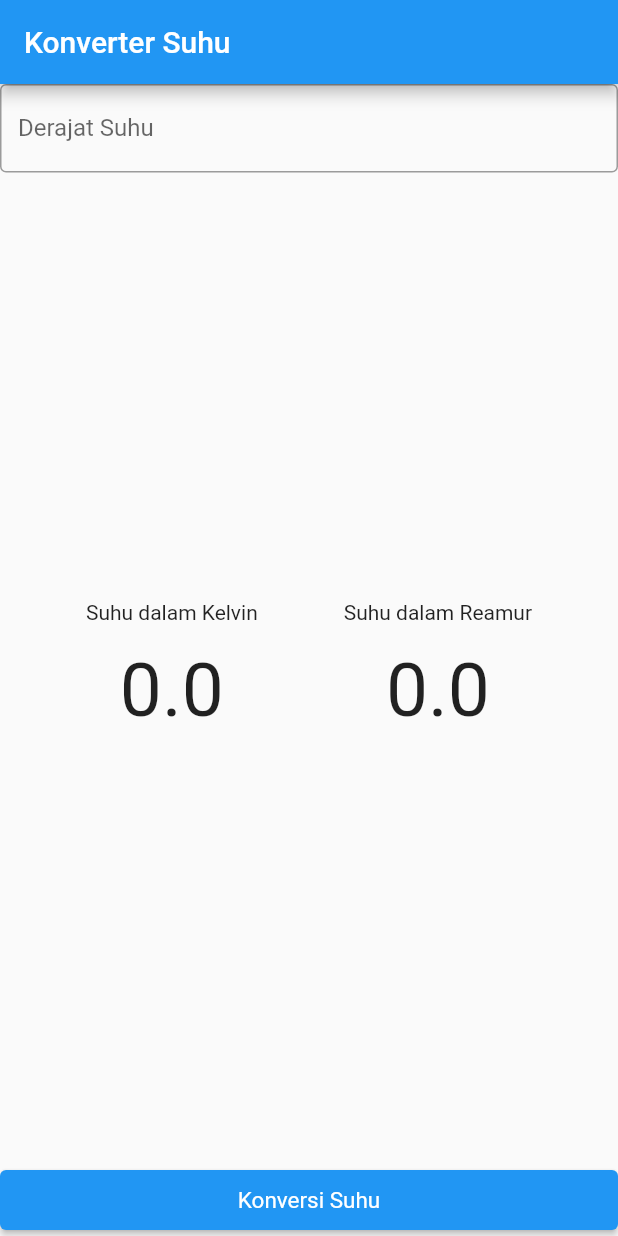
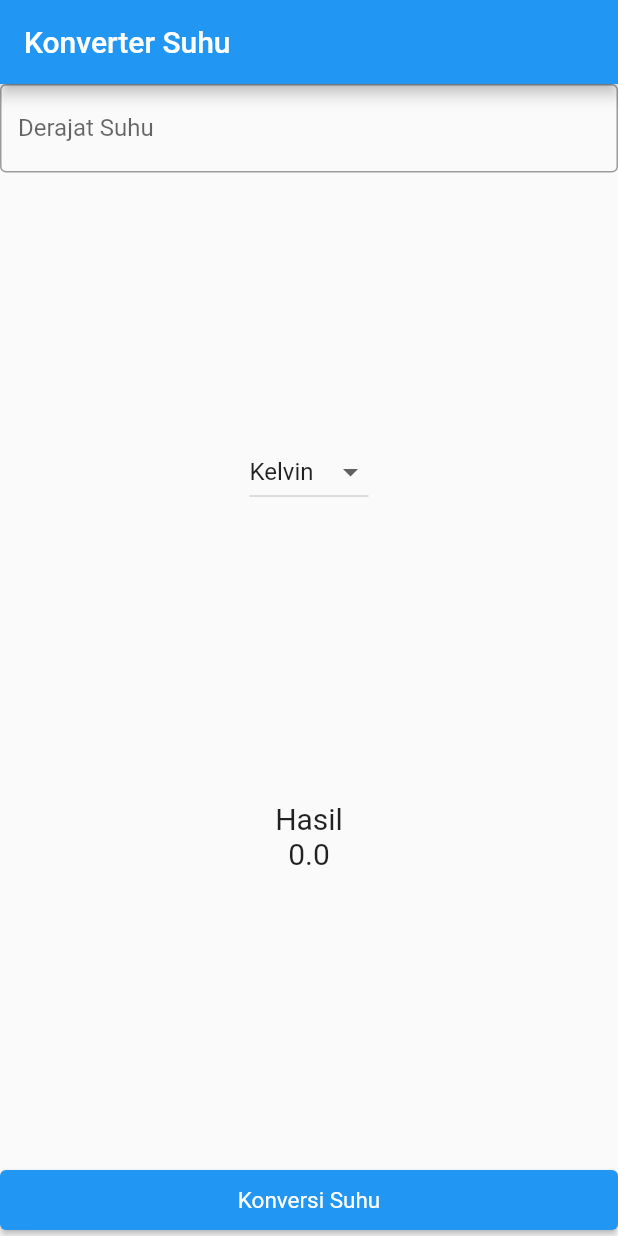
Before and after one commit to dewanggaptr/learn-flutter, a Flutter app: the screen it shows after launch, after a tap on "Konversi Suhu", on a phone screen of 412 x 824 dp. Run offline on Flutter 3.47's test engine with Material 2 defaults, Android fonts, the phone set to English and light mode, and no system bars.

Commit message:
dropdown widgets

```diff
--- a/konversi_suhu_listmap/lib/main.dart
+++ b/konversi_suhu_listmap/lib/main.dart
@@ -16,18 +16,24 @@ class MyApp extends StatefulWidget {
 
 class _MyAppState extends State<MyApp> {
   //var changes
-  TextEditingController etInput = TextEditingController();
+  final TextEditingController etInput = TextEditingController();
 
   double inputUser = 0;
-  double kelvin = 0;
-  double reamur = 0;
+
+  String newValue = "Kelvin";
+  double result = 0;
+
+  var listItem = ["Kelvin", "Reamur"];
 
   @override
   void konversiSuhu() {
     setState(() {
       inputUser = double.parse(etInput.text);
-      kelvin = inputUser + 273;
-      reamur = inputUser * (4 / 5);
+
+      if (newValue == "Kelvin")
+        result = inputUser + 273;
+      else
+        result = (4 / 5) * inputUser;
     });
   }
 
@@ -49,11 +55,29 @@ class _MyAppState extends State<MyApp> {
           mainAxisAlignment: MainAxisAlignment.spaceBetween,
           children: [
             Input(etInput: etInput),
-            Result(kelvin: kelvin, reamur: reamur),
+            DropdownButton<String>(
+              items: listItem.map((String value) {
+                return DropdownMenuItem<String>(
+                  value: value,
+                  child: Text(value),
+                );
+              }).toList(),
+              value: newValue,
+              onChanged: dropdownOnChanged,
+            ),
+            Result(
+              result: result,
+            ),
             Convert(konversiSuhu: konversiSuhu)
           ],
         )),
       ),
     );
   }
+
+  void dropdownOnChanged(String? changeValue) {
+    setState(() {
+      newValue = changeValue!;
+    });
+  }
 }
--- a/konversi_suhu_listmap/lib/widgets/result.dart
+++ b/konversi_suhu_listmap/lib/widgets/result.dart
@@ -3,36 +3,26 @@ import 'package:flutter/material.dart';
 class Result extends StatelessWidget {
   const Result({
     Key? key,
-    required this.kelvin,
-    required this.reamur,
+    required this.result,
   }) : super(key: key);
 
-  final double kelvin;
-  final double reamur;
+  final double result;
 
   @override
   Widget build(BuildContext context) {
     return Container(
-      child: Row(
-        mainAxisAlignment: MainAxisAlignment.spaceEvenly,
+      margin: EdgeInsets.only(top: 20, bottom: 20),
+      child: Column(
+        mainAxisAlignment: MainAxisAlignment.center,
         children: [
-          Column(
-            children: [
-              const Text('Suhu dalam Kelvin'),
-              SizedBox(height: 15),
-              Text('$kelvin', style: TextStyle(fontSize: 50))
-            ],
+          Text(
+            "Hasil",
+            style: TextStyle(fontSize: 20),
           ),
-          Column(
-            children: [
-              Text('Suhu dalam Reamur'),
-              SizedBox(height: 15),
-              Text(
-                '$reamur',
-                style: TextStyle(fontSize: 50),
-              )
-            ],
-          ),
+          Text(
+            result.toStringAsFixed(1),
+            style: TextStyle(fontSize: 20),
+          )
         ],
       ),
     );
```
